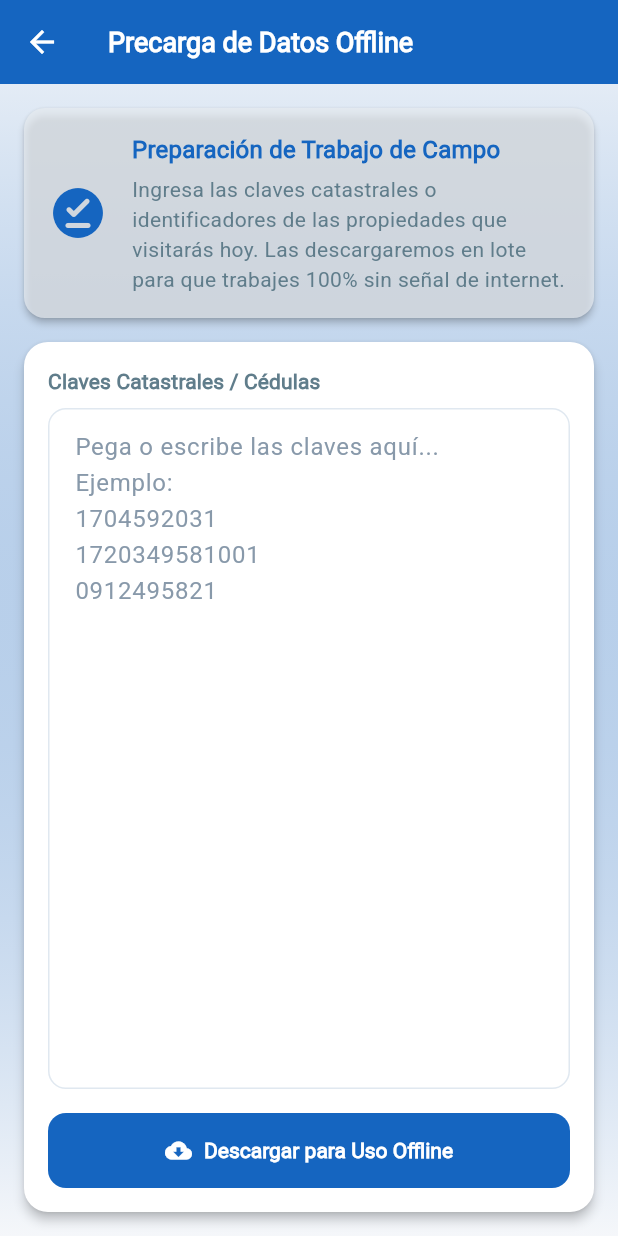
After one commit to gitmariosalazar/app-properties, a Flutter app: the HomeScreen screen opened by its route, after a tap on "Carga Offline (Pre-descarga)", on a phone screen of 412 x 824 dp. The commit adds this screen. Run offline on Flutter 3.47's test engine with Material 3 defaults, Android fonts, the phone set to English and light mode, and no system bars; our stand-ins replace bloc, bloc_concurrency, connectivity_plus, convert, dartz, equatable and 13 more; missing offline and left inert: mobile_scanner; accounts and stored records are empty.

Commit message:
feat: implement high-fidelity offline bulk preloader for field operations

```diff
--- a/lib/core/router/app_router.dart
+++ b/lib/core/router/app_router.dart
@@ -19,6 +19,8 @@ import 'package:app_properties/features/properties/dashboard/presentation/pages/
 import 'package:app_properties/features/properties/search/presentation/info/pages/SearchConnectionPage.dart';
 import 'package:app_properties/features/properties/search/presentation/info/cubit/search_connection_cubit.dart';
 import 'package:app_properties/features/properties/form/presentation/screen/detail_page.dart';
+
+import 'package:app_properties/features/properties/search/presentation/offline/pages/offline_preload_screen.dart';
 
 // === BLOCs ===
 import 'package:app_properties/features/properties/search/presentation/scan/blocs/connection_with_properties_bloc.dart';
@@ -150,6 +152,10 @@ class AppRouter {
         path: '/profile',
         builder: (context, state) => const ProfileScreen(),
       ),
+      GoRoute(
+        path: '/offline-preload',
+        builder: (context, state) => const OfflinePreloadScreen(),
+      ),
     ],
   );
 }
--- a/lib/features/home/presentation/pages/home_screen.dart
+++ b/lib/features/home/presentation/pages/home_screen.dart
@@ -193,23 +193,22 @@ class HomeScreen extends StatelessWidget {
                           onPressed: () =>
                               context.push('/manually-entry-properties'),
                         ),
-                        //SizedBox(height: buttonSpacing),
-                        /*
+                        SizedBox(height: buttonSpacing),
                         _AnimatedMenuButton(
-                          icon: Icons.note_alt_rounded,
-                          label: 'Ver Observaciones',
-                          color: theme.colorScheme.secondary,
+                          icon: Icons.cloud_download_rounded,
+                          label: 'Carga Offline (Pre-descarga)',
+                          color: Colors.orangeAccent,
                           gradient: LinearGradient(
                             colors: [
-                              theme.colorScheme.secondary.withValues(alpha: 0.95),
-                              Colors.orangeAccent.withValues(alpha: 0.8),
+                              Colors.orange,
+                              Colors.deepOrangeAccent,
                             ],
                             begin: Alignment.topLeft,
                             end: Alignment.bottomRight,
                           ),
-                          onPressed: () => context.push('/observations'),
+                          onPressed: () =>
+                              context.push('/offline-preload'),
                         ),
-                        */
                       ],
                     ),
                   ),
--- /dev/null
+++ b/lib/features/properties/search/presentation/offline/pages/offline_preload_screen.dart
@@ -0,0 +1,409 @@
+import 'package:flutter/material.dart';
+import 'package:app_properties/core/di/injection.dart';
+import 'package:app_properties/features/properties/search/data/datasources/remote_connection_datasource.dart';
+import 'package:app_properties/features/properties/search/data/datasources/remote_connection_with_properties_datasource.dart';
+import 'package:app_properties/features/properties/search/data/datasources/local_connection_datasource.dart';
+import 'package:app_properties/core/network/network_info.dart';
+import 'package:app_properties/utils/responsive_utils.dart';
+
+class OfflinePreloadScreen extends StatefulWidget {
+  const OfflinePreloadScreen({super.key});
+
+  @override
+  State<OfflinePreloadScreen> createState() => _OfflinePreloadScreenState();
+}
+
+class _OfflinePreloadScreenState extends State<OfflinePreloadScreen> {
+  final TextEditingController _inputController = TextEditingController();
+  bool _isDownloading = false;
+  double _progress = 0.0;
+  String _currentStatus = '';
+  List<PreloadItem> _results = [];
+
+  @override
+  void dispose() {
+    _inputController.dispose();
+    super.dispose();
+  }
+
+  Future<void> _startPreload() async {
+    final rawText = _inputController.text.trim();
+    if (rawText.isEmpty) {
+      ScaffoldMessenger.of(context).showSnackBar(
+        const SnackBar(
+          content: Text('Por favor, ingrese al menos una clave catastral o cédula.'),
+          backgroundColor: Colors.orange,
+        ),
+      );
+      return;
+    }
+
+    // Split by comma, newlines, or whitespace
+    final keys = rawText
+        .split(RegExp(r'[,\n\s]+'))
+        .map((k) => k.trim())
+        .where((k) => k.isNotEmpty)
+        .toList();
+
+    if (keys.isEmpty) return;
+
+    // Check internet first
+    final hasInternet = await sl<NetworkInfo>().isConnected;
+    if (!hasInternet) {
+      ScaffoldMessenger.of(context).showSnackBar(
+        const SnackBar(
+          content: Text('Se requiere conexión a Internet para descargar y precargar los datos.'),
+          backgroundColor: Colors.red,
+        ),
+      );
+      return;
+    }
+
+    setState(() {
+      _isDownloading = true;
+      _progress = 0.0;
+      _results = keys.map((k) => PreloadItem(key: k, status: PreloadStatus.pending)).toList();
+      _currentStatus = 'Inicializando descarga...';
+    });
+
+    final remoteSearch = sl<RemoteConnectionDataSource>();
+    final remoteDetail = sl<RemoteConnectionWithPropertiesDataSource>();
+    final localCache = sl<LocalConnectionDataSource>();
+
+    int completed = 0;
+
+    for (int i = 0; i < _results.length; i++) {
+      final item = _results[i];
+      setState(() {
+        item.status = PreloadStatus.processing;
+        _currentStatus = 'Procesando [${i + 1}/${keys.length}]: ${item.key}';
+      });
+
+      try {
+        // Step 1: Remote Search
+        final connections = await remoteSearch
+            .getConnectionByCadastralKeyOrClientIdOrCardId(item.key);
+
+        if (connections.isEmpty) {
+          setState(() {
+            item.status = PreloadStatus.failed;
+            item.error = 'No se encontró el predio';
+          });
+        } else {
+          // Cache list
+          await localCache.cacheConnections(item.key, connections);
+
+          // Step 2: Fetch and Cache details for each connection
+          int cachedDetails = 0;
+          for (final conn in connections) {
+            try {
+              final details = await remoteDetail
+                  .fetchConnectionWithPropertiesByCadastralKey(conn.connectionCadastralKey);
+
+              await localCache.cacheConnectionWithProperties(
+                conn.connectionCadastralKey,
+                details,
+              );
+              cachedDetails++;
+            } catch (e) {
+              debugPrint('Error pre-cargando detalle: $e');
+            }
+          }
+
+          setState(() {
+            if (cachedDetails > 0) {
+              item.status = PreloadStatus.success;
+              item.info = 'Descargado ($cachedDetails predio/s)';
+            } else {
+              item.status = PreloadStatus.failed;
+              item.error = 'Fallo en detalles';
+            }
+          });
+        }
+      } catch (e) {
+        setState(() {
+          item.status = PreloadStatus.failed;
+          item.error = e.toString().replaceAll('Exception: ', '');
+        });
+      }
+
+      completed++;
+      setState(() {
+        _progress = completed / keys.length;
+      });
+    }
+
+    setState(() {
+      _isDownloading = false;
+      _currentStatus = '¡Descarga offline completada!';
+    });
+
+    final totalSuccess = _results.where((r) => r.status == PreloadStatus.success).length;
+    showDialog(
+      context: context,
+      builder: (context) => AlertDialog(
+        shape: RoundedRectangleBorder(borderRadius: BorderRadius.circular(16)),
+        title: const Row(
+          children: [
+            Icon(Icons.cloud_done_rounded, color: Colors.green, size: 28),
+            SizedBox(width: 10),
+            Text('Precarga Exitosa'),
+          ],
+        ),
+        content: Text(
+          'Se han descargado y precargado $totalSuccess de ${keys.length} predios de manera local.\n\n'
+          'Ahora puedes salir a campo y realizar consultas y actualizaciones de estos predios 100% offline.',
+        ),
+        actions: [
+          TextButton(
+            onPressed: () => Navigator.of(context).pop(),
+            child: const Text('Entendido'),
+          ),
+        ],
+      ),
+    );
+  }
+
+  @override
+  Widget build(BuildContext context) {
+    final theme = Theme.of(context);
+    final isTablet = context.isTablet;
+
+    return Scaffold(
+      appBar: AppBar(
+        title: const Text(
+          'Precarga de Datos Offline',
+          style: TextStyle(fontWeight: FontWeight.w700, color: Colors.white),
+        ),
+        backgroundColor: theme.colorScheme.primary,
+        foregroundColor: Colors.white,
+        elevation: 0,
+      ),
+      body: Container(
+        decoration: BoxDecoration(
+          gradient: LinearGradient(
+            colors: [
+              theme.colorScheme.primary.withValues(alpha: 0.08),
+              theme.colorScheme.surface,
+            ],
+            begin: Alignment.topCenter,
+            end: Alignment.bottomCenter,
+          ),
+        ),
+        child: Padding(
+          padding: EdgeInsets.all(isTablet ? 32.0 : 16.0),
+          child: Column(
+            crossAxisAlignment: CrossAxisAlignment.stretch,
+            children: [
+              // Intro Info Card
+              Card(
+                elevation: 2,
+                shape: RoundedRectangleBorder(borderRadius: BorderRadius.circular(14)),
+                color: theme.colorScheme.surfaceContainerHighest.withValues(alpha: 0.7),
+                child: Padding(
+                  padding: const EdgeInsets.all(16.0),
+                  child: Row(
+                    children: [
+                      Icon(Icons.offline_pin_rounded, color: theme.colorScheme.primary, size: 40),
+                      const SizedBox(width: 16),
+                      Expanded(
+                        child: Column(
+                          crossAxisAlignment: CrossAxisAlignment.start,
+                          children: [
+                            Text(
+                              'Preparación de Trabajo de Campo',
+                              style: theme.textTheme.titleMedium?.copyWith(
+                                fontWeight: FontWeight.bold,
+                                color: theme.colorScheme.primary,
+                              ),
+                            ),
+                            const SizedBox(height: 4),
+                            Text(
+                              'Ingresa las claves catastrales o identificadores de las propiedades que visitarás hoy. Las descargaremos en lote para que trabajes 100% sin señal de internet.',
+                              style: theme.textTheme.bodyMedium?.copyWith(
+                                color: theme.colorScheme.onSurfaceVariant,
+                              ),
+                            ),
+                          ],
+                        ),
+                      ),
+                    ],
+                  ),
+                ),
+              ),
+              const SizedBox(height: 16),
+
+              // Inputs Card
+              if (!_isDownloading) ...[
+                Expanded(
+                  child: Card(
+                    elevation: 3,
+                    shape: RoundedRectangleBorder(borderRadius: BorderRadius.circular(16)),
+                    child: Padding(
+                      padding: const EdgeInsets.all(16.0),
+                      child: Column(
+                        crossAxisAlignment: CrossAxisAlignment.stretch,
+                        children: [
+                          Text(
+                            'Claves Catastrales / Cédulas',
+                            style: theme.textTheme.titleSmall?.copyWith(fontWeight: FontWeight.bold),
+                          ),
+                          const SizedBox(height: 8),
+                          Expanded(
+                            child: TextField(
+                              controller: _inputController,
+                              maxLines: null,
+                              expands: true,
+                              textAlignVertical: TextAlignVertical.top,
+                              decoration: InputDecoration(
+                                hintText: 'Pega o escribe las claves aquí...\nEjemplo:\n1704592031\n1720349581001\n0912495821',
+                                border: OutlineInputBorder(
+                                  borderRadius: BorderRadius.circular(12),
+                                ),
+                                contentPadding: const EdgeInsets.all(14),
+                              ),
+                            ),
+                          ),
+                          const SizedBox(height: 16),
+                          ElevatedButton.icon(
+                            onPressed: _startPreload,
+                            icon: const Icon(Icons.cloud_download_rounded),
+                            label: const Text('Descargar para Uso Offline'),
+                            style: ElevatedButton.styleFrom(
+                              backgroundColor: theme.colorScheme.primary,
+                              foregroundColor: Colors.white,
+                              padding: const EdgeInsets.symmetric(vertical: 16),
+                              shape: RoundedRectangleBorder(
+                                borderRadius: BorderRadius.circular(12),
+                              ),
+                            ),
+                          ),
+                        ],
+                      ),
+                    ),
+                  ),
+                ),
+              ] else ...[
+                // Loading Process Card
+                Expanded(
+                  child: Card(
+                    elevation: 3,
+                    shape: RoundedRectangleBorder(borderRadius: BorderRadius.circular(16)),
+                    child: Padding(
+                      padding: const EdgeInsets.all(20.0),
+                      child: Column(
+                        crossAxisAlignment: CrossAxisAlignment.stretch,
+                        children: [
+                          Text(
+                            'Descargando Datos del Servidor...',
+                            style: theme.textTheme.titleMedium?.copyWith(fontWeight: FontWeight.bold),
+                            textAlign: TextAlign.center,
+                          ),
+                          const SizedBox(height: 16),
+                          LinearProgressIndicator(
+                            value: _progress,
+                            minHeight: 12,
+                            borderRadius: BorderRadius.circular(6),
+                            backgroundColor: theme.colorScheme.outlineVariant,
+                            color: theme.colorScheme.primary,
+                          ),
+                          const SizedBox(height: 8),
+                          Row(
+                            mainAxisAlignment: MainAxisAlignment.spaceBetween,
+                            children: [
+                              Text(
+                                '${(_progress * 100).toInt()}% Completado',
+                                style: theme.textTheme.bodyMedium?.copyWith(fontWeight: FontWeight.bold),
+                              ),
+                              Text(
+                                _currentStatus,
+                                style: theme.textTheme.bodySmall?.copyWith(color: theme.colorScheme.primary),
+                              ),
+                            ],
+                          ),
+                          const SizedBox(height: 20),
+                          const Divider(),
+                          const SizedBox(height: 8),
+                          Text(
+                            'Detalle del Lote:',
+                            style: theme.textTheme.titleSmall?.copyWith(fontWeight: FontWeight.bold),
+                          ),
+                          const SizedBox(height: 8),
+                          Expanded(
+                            child: ListView.builder(
+                              itemCount: _results.length,
+                              itemBuilder: (context, index) {
+                                final item = _results[index];
+                                IconData icon = Icons.pending_outlined;
+                                Color color = Colors.grey;
+
+                                if (item.status == PreloadStatus.processing) {
+                                  icon = Icons.sync;
+                                  color = theme.colorScheme.primary;
+                                } else if (item.status == PreloadStatus.success) {
+                                  icon = Icons.check_circle_rounded;
+                                  color = Colors.green;
+                                } else if (item.status == PreloadStatus.failed) {
+                                  icon = Icons.cancel_rounded;
+                                  color = Colors.red;
+                                }
+
+                                return ListTile(
+                                  leading: Icon(icon, color: color),
+                                  title: Text(
+                                    item.key,
+                                    style: const TextStyle(fontWeight: FontWeight.w600),
+                                  ),
+                                  subtitle: Text(
+                                    item.status == PreloadStatus.success
+                                        ? (item.info ?? '')
+                                        : (item.status == PreloadStatus.failed
+                                            ? (item.error ?? 'Error')
+                                            : 'Pendiente'),
+                                    style: TextStyle(
+                                      color: item.status == PreloadStatus.failed
+                                          ? Colors.red
+                                          : Colors.grey[600],
+                                      fontSize: 12,
+                                    ),
+                                  ),
+                                  trailing: item.status == PreloadStatus.processing
+                                      ? const SizedBox(
+                                          width: 20,
+                                          height: 20,
+                                          child: CircularProgressIndicator(strokeWidth: 2),
+                                        )
+                                      : null,
+                                );
+                              },
+                            ),
+                          ),
+                        ],
+                      ),
+                    ),
+                  ),
+                ),
+              ],
+            ],
+          ),
+        ),
+      ),
+    );
+  }
+}
+
+enum PreloadStatus { pending, processing, success, failed }
+
+class PreloadItem {
+  final String key;
+  PreloadStatus status;
+  String? info;
+  String? error;
+
+  PreloadItem({
+    required this.key,
+    required this.status,
+    this.info,
+    this.error,
+  });
+}
```
